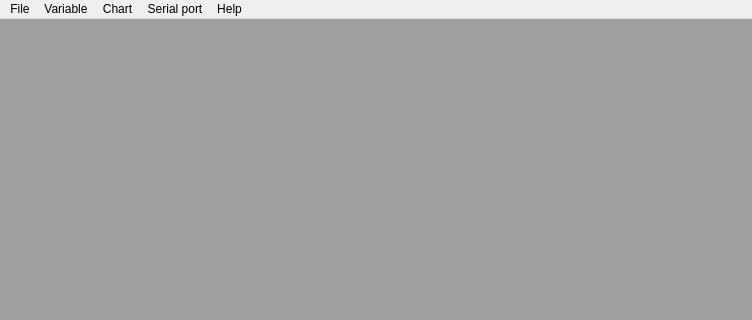
First picture: the form in src/mainwindow.ui, repository mic90/SerialDataRecorder, before the edit; both pictures show x 0 to 752 and y 0 to 320 of the 752 by 532 pixel window.
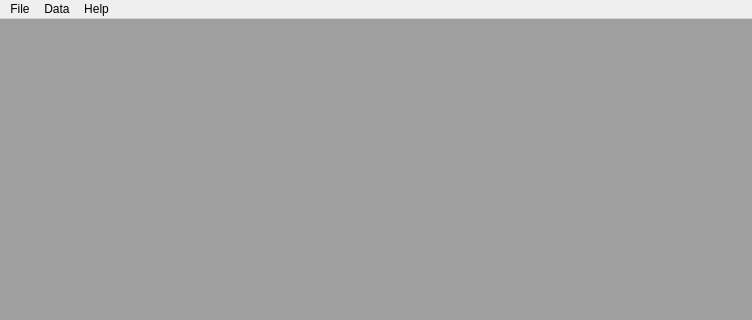
Second picture: the form after the edit. Icons and pictures are not drawn.

Commit message: Basic functionality implemented, ASCII parser available, detected performance issues with higher samples count on charts

Diff of the .ui file:
```diff
--- a/src/mainwindow.ui
+++ b/src/mainwindow.ui
@@ -61,7 +61,7 @@
      <x>0</x>
      <y>0</y>
      <width>752</width>
-     <height>21</height>
+     <height>20</height>
     </rect>
    </property>
    <widget class="QMenu" name="menuFile">
@@ -84,38 +84,13 @@
     <addaction name="separator"/>
     <addaction name="actionAbout"/>
    </widget>
-   <widget class="QMenu" name="menuVariables">
+   <widget class="QMenu" name="menuData">
     <property name="title">
-     <string>Variable</string>
+     <string>Data</string>
     </property>
-    <addaction name="actionAdd"/>
-    <addaction name="actionEdit"/>
-    <addaction name="actionRemove"/>
-    <addaction name="separator"/>
-    <addaction name="actionMove_up"/>
-    <addaction name="actionMove_down"/>
-   </widget>
-   <widget class="QMenu" name="menuCharts">
-    <property name="title">
-     <string>Chart</string>
-    </property>
-    <addaction name="actionAdd_2"/>
-    <addaction name="actionEdit_2"/>
-    <addaction name="actionRemove_2"/>
-    <addaction name="separator"/>
-    <addaction name="actionMove_up_2"/>
-    <addaction name="actionMove_down_2"/>
-   </widget>
-   <widget class="QMenu" name="menuSerial_por">
-    <property name="title">
-     <string>Serial port</string>
-    </property>
-    <addaction name="actionSettings_2"/>
    </widget>
    <addaction name="menuFile"/>
-   <addaction name="menuVariables"/>
-   <addaction name="menuCharts"/>
-   <addaction name="menuSerial_por"/>
+   <addaction name="menuData"/>
    <addaction name="menuHelp"/>
   </widget>
   <widget class="QStatusBar" name="statusBar"/>
```
Left out of the diff: 80 changed lines with no effect on the pictures. The commit also changes 81 other files.
